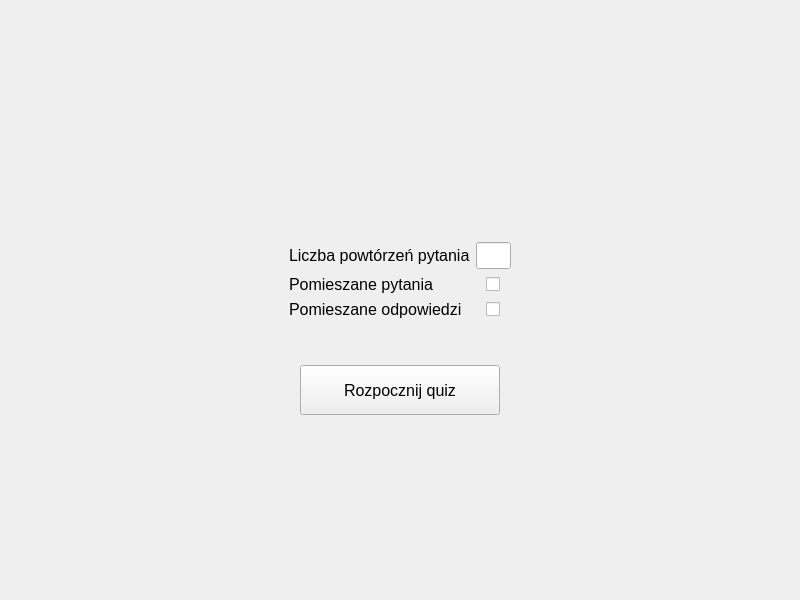
The window that quiz_gui.ui (M4tth3wG/Quizer) describes before a commit, drawn with Qt 5.
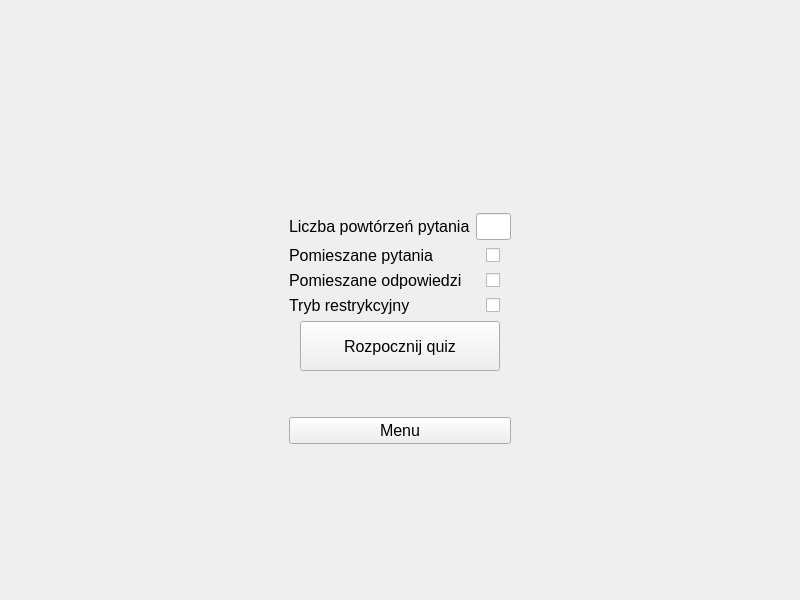
The same window after the commit. The open tabs and pages were chosen to show the change.

Commit message: added back to menu button and quiz mode selection

Diff of the .ui file:
```diff
--- a/quiz_gui.ui
+++ b/quiz_gui.ui
@@ -96,32 +96,33 @@
         </item>
         <item>
          <layout class="QGridLayout" name="gridLayout_2">
-          <item row="2" column="1" alignment="Qt::AlignHCenter|Qt::AlignVCenter">
-           <widget class="QPushButton" name="start_quiz_btn">
-            <property name="sizePolicy">
-             <sizepolicy hsizetype="Fixed" vsizetype="Fixed">
-              <horstretch>0</horstretch>
-              <verstretch>0</verstretch>
-             </sizepolicy>
+          <item row="3" column="0">
+           <spacer name="horizontalSpacer_5">
+            <property name="orientation">
+             <enum>Qt::Horizontal</enum>
             </property>
-            <property name="minimumSize">
+            <property name="sizeHint" stdset="0">
              <size>
-              <width>200</width>
-              <height>50</height>
+              <width>40</width>
+              <height>20</height>
              </size>
             </property>
-            <property name="maximumSize">
+           </spacer>
+          </item>
+          <item row="2" column="1">
+           <spacer name="verticalSpacer_7">
+            <property name="orientation">
+             <enum>Qt::Vertical</enum>
+            </property>
+            <property name="sizeHint" stdset="0">
              <size>
-              <width>200</width>
-              <height>50</height>
+              <width>20</width>
+              <height>40</height>
              </size>
             </property>
-            <property name="text">
-             <string>Rozpocznij quiz</string>
-            </property>
-           </widget>
+           </spacer>
           </item>
-          <item row="2" column="2">
+          <item row="3" column="2">
            <spacer name="horizontalSpacer_6">
             <property name="orientation">
              <enum>Qt::Horizontal</enum>
@@ -262,33 +263,53 @@
               </property>
              </widget>
             </item>
+            <item row="4" column="0">
+             <widget class="QLabel" name="label_8">
+              <property name="text">
+               <string>Tryb restrykcyjny</string>
+              </property>
+             </widget>
+            </item>
+            <item row="4" column="1" alignment="Qt::AlignHCenter|Qt::AlignVCenter">
+             <widget class="QCheckBox" name="restrictive_mode_check_box">
+              <property name="text">
+               <string/>
+              </property>
+             </widget>
+            </item>
            </layout>
           </item>
-          <item row="2" column="0">
-           <spacer name="horizontalSpacer_5">
-            <property name="orientation">
-             <enum>Qt::Horizontal</enum>
+          <item row="1" column="1" alignment="Qt::AlignHCenter|Qt::AlignVCenter">
+           <widget class="QPushButton" name="start_quiz_btn">
+            <property name="sizePolicy">
+             <sizepolicy hsizetype="Fixed" vsizetype="Fixed">
+              <horstretch>0</horstretch>
+              <verstretch>0</verstretch>
+             </sizepolicy>
             </property>
-            <property name="sizeHint" stdset="0">
+            <property name="minimumSize">
              <size>
-              <width>40</width>
-              <height>20</height>
+              <width>200</width>
+              <height>50</height>
              </size>
             </property>
-           </spacer>
+            <property name="maximumSize">
+             <size>
+              <width>200</width>
+              <height>50</height>
+             </size>
+            </property>
+            <property name="text">
+             <string>Rozpocznij quiz</string>
+            </property>
+           </widget>
           </item>
-          <item row="1" column="1">
-           <spacer name="verticalSpacer_7">
-            <property name="orientation">
-             <enum>Qt::Vertical</enum>
+          <item row="3" column="1">
+           <widget class="QPushButton" name="back_to_menu_btn">
+            <property name="text">
+             <string>Menu</string>
             </property>
-            <property name="sizeHint" stdset="0">
-             <size>
-              <width>20</width>
-              <height>40</height>
-             </size>
-            </property>
-           </spacer>
+           </widget>
           </item>
          </layout>
         </item>
```
Left out of the diff: 84 changed lines with no effect on the pictures. The commit also changes 1 other file.
